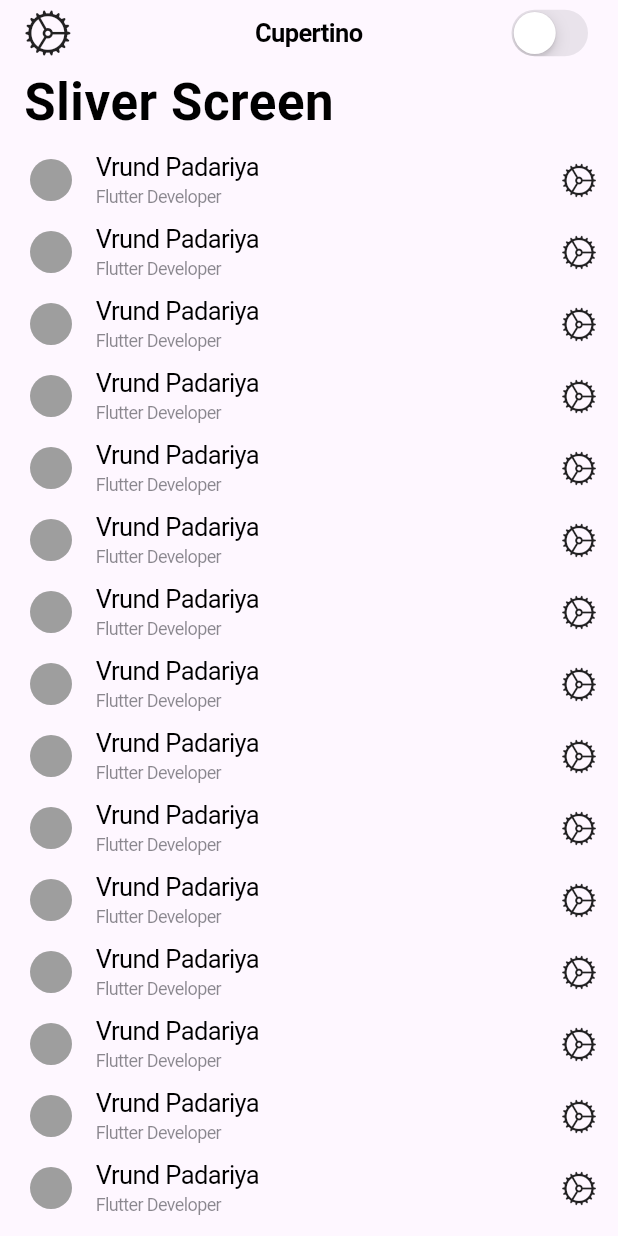
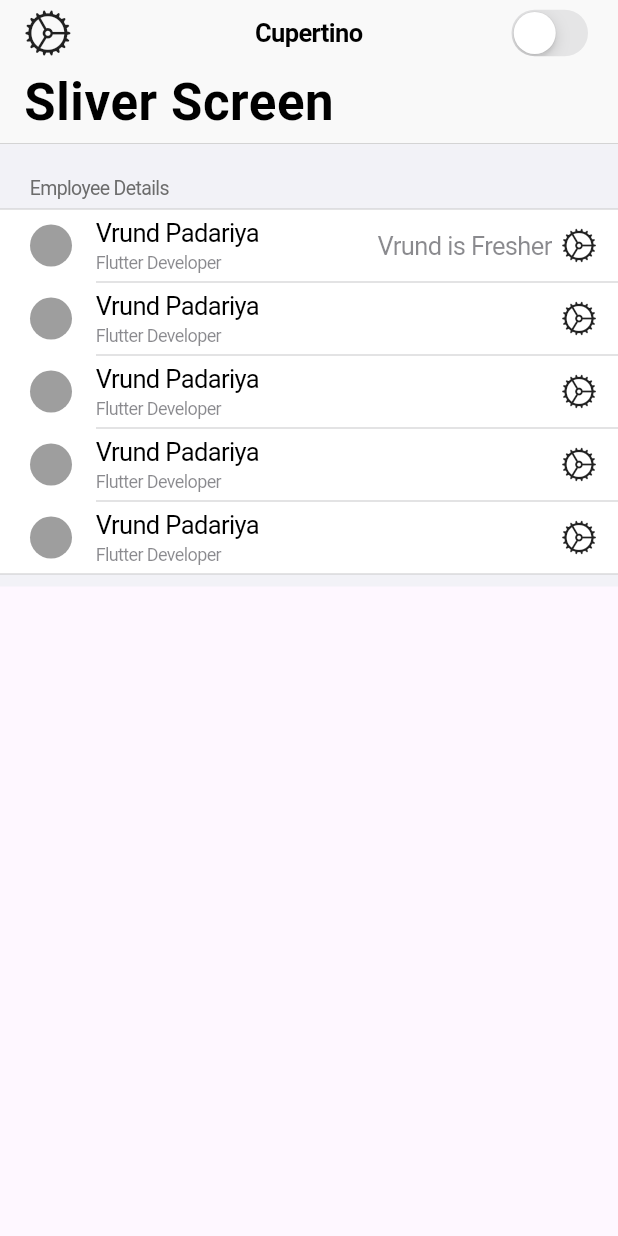
Before and after one commit to Iamgauravkanani/Platform_Convertor_Provider_Flutter_App, a Flutter app: the CupertinoSliverScreen widget shown alone on an empty page, opened directly, on a phone screen of 412 x 824 dp. Run offline on Flutter 3.47's test engine with Material 3 defaults, Android fonts, the phone set to English and light mode, and no system bars; network calls fail.

Commit message:
Sliver to Box Adapter and CupertinoListSection

```diff
--- a/lib/Modules/App/Components/Cupertino_Tabs/Sliver_Screen/Views/cupertino_sliver_screen.dart
+++ b/lib/Modules/App/Components/Cupertino_Tabs/Sliver_Screen/Views/cupertino_sliver_screen.dart
@@ -2,14 +2,14 @@ import 'package:flutter/cupertino.dart';
 import 'package:flutter/material.dart';
 import 'package:provider/provider.dart';
 import '../../../../../utils/Platform_Provider/Provider/platform_provider.dart';
+import 'package:flutter/src/widgets/framework.dart';
 
 class CupertinoSliverScreen extends StatelessWidget {
   const CupertinoSliverScreen({super.key});
 
   @override
   Widget build(BuildContext context) {
-    return CupertinoPageScaffold(
-      child: CustomScrollView(
+    return CustomScrollView(
       slivers: [
         CupertinoSliverNavigationBar(
           middle: const Text("Cupertino"),
@@ -25,11 +25,21 @@ class CupertinoSliverScreen extends StatelessWidget {
             },
           ),
         ),
-          const SliverFillRemaining(
-            child: SingleChildScrollView(
-              child: Column(
-                children: [
+        SliverToBoxAdapter(
+          child: CupertinoListSection(
+            header: const Text("Employee Details"),
+            children: <CupertinoListTile>[
               CupertinoListTile(
+                onTap: () {},
+                additionalInfo: const Text("Vrund is Fresher"),
+                title: const Text("Vrund Padariya"),
+                subtitle: const Text("Flutter Developer"),
+                leading: const CircleAvatar(
+                  backgroundColor: Colors.grey,
+                ),
+                trailing: const Icon(CupertinoIcons.settings),
+              ),
+              const CupertinoListTile(
                 title: Text("Vrund Padariya"),
                 subtitle: Text("Flutter Developer"),
                 leading: CircleAvatar(
@@ -37,7 +47,7 @@ class CupertinoSliverScreen extends StatelessWidget {
                 ),
                 trailing: Icon(CupertinoIcons.settings),
               ),
-                  CupertinoListTile(
+              const CupertinoListTile(
                 title: Text("Vrund Padariya"),
                 subtitle: Text("Flutter Developer"),
                 leading: CircleAvatar(
@@ -45,7 +55,7 @@ class CupertinoSliverScreen extends StatelessWidget {
                 ),
                 trailing: Icon(CupertinoIcons.settings),
               ),
-                  CupertinoListTile(
+              const CupertinoListTile(
                 title: Text("Vrund Padariya"),
                 subtitle: Text("Flutter Developer"),
                 leading: CircleAvatar(
@@ -53,199 +63,7 @@ class CupertinoSliverScreen extends StatelessWidget {
                 ),
                 trailing: Icon(CupertinoIcons.settings),
               ),
-                  CupertinoListTile(
-                    title: Text("Vrund Padariya"),
-                    subtitle: Text("Flutter Developer"),
-                    leading: CircleAvatar(
-                      backgroundColor: Colors.grey,
-                    ),
-                    trailing: Icon(CupertinoIcons.settings),
-                  ),
-                  CupertinoListTile(
-                    title: Text("Vrund Padariya"),
-                    subtitle: Text("Flutter Developer"),
-                    leading: CircleAvatar(
-                      backgroundColor: Colors.grey,
-                    ),
-                    trailing: Icon(CupertinoIcons.settings),
-                  ),
-                  CupertinoListTile(
-                    title: Text("Vrund Padariya"),
-                    subtitle: Text("Flutter Developer"),
-                    leading: CircleAvatar(
-                      backgroundColor: Colors.grey,
-                    ),
-                    trailing: Icon(CupertinoIcons.settings),
-                  ),
-                  CupertinoListTile(
-                    title: Text("Vrund Padariya"),
-                    subtitle: Text("Flutter Developer"),
-                    leading: CircleAvatar(
-                      backgroundColor: Colors.grey,
-                    ),
-                    trailing: Icon(CupertinoIcons.settings),
-                  ),
-                  CupertinoListTile(
-                    title: Text("Vrund Padariya"),
-                    subtitle: Text("Flutter Developer"),
-                    leading: CircleAvatar(
-                      backgroundColor: Colors.grey,
-                    ),
-                    trailing: Icon(CupertinoIcons.settings),
-                  ),
-                  CupertinoListTile(
-                    title: Text("Vrund Padariya"),
-                    subtitle: Text("Flutter Developer"),
-                    leading: CircleAvatar(
-                      backgroundColor: Colors.grey,
-                    ),
-                    trailing: Icon(CupertinoIcons.settings),
-                  ),
-                  CupertinoListTile(
-                    title: Text("Vrund Padariya"),
-                    subtitle: Text("Flutter Developer"),
-                    leading: CircleAvatar(
-                      backgroundColor: Colors.grey,
-                    ),
-                    trailing: Icon(CupertinoIcons.settings),
-                  ),
-                  CupertinoListTile(
-                    title: Text("Vrund Padariya"),
-                    subtitle: Text("Flutter Developer"),
-                    leading: CircleAvatar(
-                      backgroundColor: Colors.grey,
-                    ),
-                    trailing: Icon(CupertinoIcons.settings),
-                  ),
-                  CupertinoListTile(
-                    title: Text("Vrund Padariya"),
-                    subtitle: Text("Flutter Developer"),
-                    leading: CircleAvatar(
-                      backgroundColor: Colors.grey,
-                    ),
-                    trailing: Icon(CupertinoIcons.settings),
-                  ),
-                  CupertinoListTile(
-                    title: Text("Vrund Padariya"),
-                    subtitle: Text("Flutter Developer"),
-                    leading: CircleAvatar(
-                      backgroundColor: Colors.grey,
-                    ),
-                    trailing: Icon(CupertinoIcons.settings),
-                  ),
-                  CupertinoListTile(
-                    title: Text("Vrund Padariya"),
-                    subtitle: Text("Flutter Developer"),
-                    leading: CircleAvatar(
-                      backgroundColor: Colors.grey,
-                    ),
-                    trailing: Icon(CupertinoIcons.settings),
-                  ),
-                  CupertinoListTile(
-                    title: Text("Vrund Padariya"),
-                    subtitle: Text("Flutter Developer"),
-                    leading: CircleAvatar(
-                      backgroundColor: Colors.grey,
-                    ),
-                    trailing: Icon(CupertinoIcons.settings),
-                  ),
-                  CupertinoListTile(
-                    title: Text("Vrund Padariya"),
-                    subtitle: Text("Flutter Developer"),
-                    leading: CircleAvatar(
-                      backgroundColor: Colors.grey,
-                    ),
-                    trailing: Icon(CupertinoIcons.settings),
-                  ),
-                  CupertinoListTile(
-                    title: Text("Vrund Padariya"),
-                    subtitle: Text("Flutter Developer"),
-                    leading: CircleAvatar(
-                      backgroundColor: Colors.grey,
-                    ),
-                    trailing: Icon(CupertinoIcons.settings),
-                  ),
-                  CupertinoListTile(
-                    title: Text("Vrund Padariya"),
-                    subtitle: Text("Flutter Developer"),
-                    leading: CircleAvatar(
-                      backgroundColor: Colors.grey,
-                    ),
-                    trailing: Icon(CupertinoIcons.settings),
-                  ),
-                  CupertinoListTile(
-                    title: Text("Vrund Padariya"),
-                    subtitle: Text("Flutter Developer"),
-                    leading: CircleAvatar(
-                      backgroundColor: Colors.grey,
-                    ),
-                    trailing: Icon(CupertinoIcons.settings),
-                  ),
-                  CupertinoListTile(
-                    title: Text("Vrund Padariya"),
-                    subtitle: Text("Flutter Developer"),
-                    leading: CircleAvatar(
-                      backgroundColor: Colors.grey,
-                    ),
-                    trailing: Icon(CupertinoIcons.settings),
-                  ),
-                  CupertinoListTile(
-                    title: Text("Vrund Padariya"),
-                    subtitle: Text("Flutter Developer"),
-                    leading: CircleAvatar(
-                      backgroundColor: Colors.grey,
-                    ),
-                    trailing: Icon(CupertinoIcons.settings),
-                  ),
-                  CupertinoListTile(
-                    title: Text("Vrund Padariya"),
-                    subtitle: Text("Flutter Developer"),
-                    leading: CircleAvatar(
-                      backgroundColor: Colors.grey,
-                    ),
-                    trailing: Icon(CupertinoIcons.settings),
-                  ),
-                  CupertinoListTile(
-                    title: Text("Vrund Padariya"),
-                    subtitle: Text("Flutter Developer"),
-                    leading: CircleAvatar(
-                      backgroundColor: Colors.grey,
-                    ),
-                    trailing: Icon(CupertinoIcons.settings),
-                  ),
-                  CupertinoListTile(
-                    title: Text("Vrund Padariya"),
-                    subtitle: Text("Flutter Developer"),
-                    leading: CircleAvatar(
-                      backgroundColor: Colors.grey,
-                    ),
-                    trailing: Icon(CupertinoIcons.settings),
-                  ),
-                  CupertinoListTile(
-                    title: Text("Vrund Padariya"),
-                    subtitle: Text("Flutter Developer"),
-                    leading: CircleAvatar(
-                      backgroundColor: Colors.grey,
-                    ),
-                    trailing: Icon(CupertinoIcons.settings),
-                  ),
-                  CupertinoListTile(
-                    title: Text("Vrund Padariya"),
-                    subtitle: Text("Flutter Developer"),
-                    leading: CircleAvatar(
-                      backgroundColor: Colors.grey,
-                    ),
-                    trailing: Icon(CupertinoIcons.settings),
-                  ),
-                  CupertinoListTile(
-                    title: Text("Vrund Padariya"),
-                    subtitle: Text("Flutter Developer"),
-                    leading: CircleAvatar(
-                      backgroundColor: Colors.grey,
-                    ),
-                    trailing: Icon(CupertinoIcons.settings),
-                  ),
-                  CupertinoListTile(
+              const CupertinoListTile(
                 title: Text("Vrund Padariya"),
                 subtitle: Text("Flutter Developer"),
                 leading: CircleAvatar(
@@ -256,9 +74,239 @@ class CupertinoSliverScreen extends StatelessWidget {
             ],
           ),
         ),
-          ),
+        // const SliverFillRemaining(
+        //   child: SingleChildScrollView(
+        //     child: Column(
+        //       children: [
+        //         CupertinoListTile(
+        //           title: Text("Vrund Padariya"),
+        //           subtitle: Text("Flutter Developer"),
+        //           leading: CircleAvatar(
+        //             backgroundColor: Colors.grey,
+        //           ),
+        //           trailing: Icon(CupertinoIcons.settings),
+        //         ),
+        //         CupertinoListTile(
+        //           title: Text("Vrund Padariya"),
+        //           subtitle: Text("Flutter Developer"),
+        //           leading: CircleAvatar(
+        //             backgroundColor: Colors.grey,
+        //           ),
+        //           trailing: Icon(CupertinoIcons.settings),
+        //         ),
+        //         CupertinoListTile(
+        //           title: Text("Vrund Padariya"),
+        //           subtitle: Text("Flutter Developer"),
+        //           leading: CircleAvatar(
+        //             backgroundColor: Colors.grey,
+        //           ),
+        //           trailing: Icon(CupertinoIcons.settings),
+        //         ),
+        //         CupertinoListTile(
+        //           title: Text("Vrund Padariya"),
+        //           subtitle: Text("Flutter Developer"),
+        //           leading: CircleAvatar(
+        //             backgroundColor: Colors.grey,
+        //           ),
+        //           trailing: Icon(CupertinoIcons.settings),
+        //         ),
+        //         CupertinoListTile(
+        //           title: Text("Vrund Padariya"),
+        //           subtitle: Text("Flutter Developer"),
+        //           leading: CircleAvatar(
+        //             backgroundColor: Colors.grey,
+        //           ),
+        //           trailing: Icon(CupertinoIcons.settings),
+        //         ),
+        //         CupertinoListTile(
+        //           title: Text("Vrund Padariya"),
+        //           subtitle: Text("Flutter Developer"),
+        //           leading: CircleAvatar(
+        //             backgroundColor: Colors.grey,
+        //           ),
+        //           trailing: Icon(CupertinoIcons.settings),
+        //         ),
+        //         CupertinoListTile(
+        //           title: Text("Vrund Padariya"),
+        //           subtitle: Text("Flutter Developer"),
+        //           leading: CircleAvatar(
+        //             backgroundColor: Colors.grey,
+        //           ),
+        //           trailing: Icon(CupertinoIcons.settings),
+        //         ),
+        //         CupertinoListTile(
+        //           title: Text("Vrund Padariya"),
+        //           subtitle: Text("Flutter Developer"),
+        //           leading: CircleAvatar(
+        //             backgroundColor: Colors.grey,
+        //           ),
+        //           trailing: Icon(CupertinoIcons.settings),
+        //         ),
+        //         CupertinoListTile(
+        //           title: Text("Vrund Padariya"),
+        //           subtitle: Text("Flutter Developer"),
+        //           leading: CircleAvatar(
+        //             backgroundColor: Colors.grey,
+        //           ),
+        //           trailing: Icon(CupertinoIcons.settings),
+        //         ),
+        //         CupertinoListTile(
+        //           title: Text("Vrund Padariya"),
+        //           subtitle: Text("Flutter Developer"),
+        //           leading: CircleAvatar(
+        //             backgroundColor: Colors.grey,
+        //           ),
+        //           trailing: Icon(CupertinoIcons.settings),
+        //         ),
+        //         CupertinoListTile(
+        //           title: Text("Vrund Padariya"),
+        //           subtitle: Text("Flutter Developer"),
+        //           leading: CircleAvatar(
+        //             backgroundColor: Colors.grey,
+        //           ),
+        //           trailing: Icon(CupertinoIcons.settings),
+        //         ),
+        //         CupertinoListTile(
+        //           title: Text("Vrund Padariya"),
+        //           subtitle: Text("Flutter Developer"),
+        //           leading: CircleAvatar(
+        //             backgroundColor: Colors.grey,
+        //           ),
+        //           trailing: Icon(CupertinoIcons.settings),
+        //         ),
+        //         CupertinoListTile(
+        //           title: Text("Vrund Padariya"),
+        //           subtitle: Text("Flutter Developer"),
+        //           leading: CircleAvatar(
+        //             backgroundColor: Colors.grey,
+        //           ),
+        //           trailing: Icon(CupertinoIcons.settings),
+        //         ),
+        //         CupertinoListTile(
+        //           title: Text("Vrund Padariya"),
+        //           subtitle: Text("Flutter Developer"),
+        //           leading: CircleAvatar(
+        //             backgroundColor: Colors.grey,
+        //           ),
+        //           trailing: Icon(CupertinoIcons.settings),
+        //         ),
+        //         CupertinoListTile(
+        //           title: Text("Vrund Padariya"),
+        //           subtitle: Text("Flutter Developer"),
+        //           leading: CircleAvatar(
+        //             backgroundColor: Colors.grey,
+        //           ),
+        //           trailing: Icon(CupertinoIcons.settings),
+        //         ),
+        //         CupertinoListTile(
+        //           title: Text("Vrund Padariya"),
+        //           subtitle: Text("Flutter Developer"),
+        //           leading: CircleAvatar(
+        //             backgroundColor: Colors.grey,
+        //           ),
+        //           trailing: Icon(CupertinoIcons.settings),
+        //         ),
+        //         CupertinoListTile(
+        //           title: Text("Vrund Padariya"),
+        //           subtitle: Text("Flutter Developer"),
+        //           leading: CircleAvatar(
+        //             backgroundColor: Colors.grey,
+        //           ),
+        //           trailing: Icon(CupertinoIcons.settings),
+        //         ),
+        //         CupertinoListTile(
+        //           title: Text("Vrund Padariya"),
+        //           subtitle: Text("Flutter Developer"),
+        //           leading: CircleAvatar(
+        //             backgroundColor: Colors.grey,
+        //           ),
+        //           trailing: Icon(CupertinoIcons.settings),
+        //         ),
+        //         CupertinoListTile(
+        //           title: Text("Vrund Padariya"),
+        //           subtitle: Text("Flutter Developer"),
+        //           leading: CircleAvatar(
+        //             backgroundColor: Colors.grey,
+        //           ),
+        //           trailing: Icon(CupertinoIcons.settings),
+        //         ),
+        //         CupertinoListTile(
+        //           title: Text("Vrund Padariya"),
+        //           subtitle: Text("Flutter Developer"),
+        //           leading: CircleAvatar(
+        //             backgroundColor: Colors.grey,
+        //           ),
+        //           trailing: Icon(CupertinoIcons.settings),
+        //         ),
+        //         CupertinoListTile(
+        //           title: Text("Vrund Padariya"),
+        //           subtitle: Text("Flutter Developer"),
+        //           leading: CircleAvatar(
+        //             backgroundColor: Colors.grey,
+        //           ),
+        //           trailing: Icon(CupertinoIcons.settings),
+        //         ),
+        //         CupertinoListTile(
+        //           title: Text("Vrund Padariya"),
+        //           subtitle: Text("Flutter Developer"),
+        //           leading: CircleAvatar(
+        //             backgroundColor: Colors.grey,
+        //           ),
+        //           trailing: Icon(CupertinoIcons.settings),
+        //         ),
+        //         CupertinoListTile(
+        //           title: Text("Vrund Padariya"),
+        //           subtitle: Text("Flutter Developer"),
+        //           leading: CircleAvatar(
+        //             backgroundColor: Colors.grey,
+        //           ),
+        //           trailing: Icon(CupertinoIcons.settings),
+        //         ),
+        //         CupertinoListTile(
+        //           title: Text("Vrund Padariya"),
+        //           subtitle: Text("Flutter Developer"),
+        //           leading: CircleAvatar(
+        //             backgroundColor: Colors.grey,
+        //           ),
+        //           trailing: Icon(CupertinoIcons.settings),
+        //         ),
+        //         CupertinoListTile(
+        //           title: Text("Vrund Padariya"),
+        //           subtitle: Text("Flutter Developer"),
+        //           leading: CircleAvatar(
+        //             backgroundColor: Colors.grey,
+        //           ),
+        //           trailing: Icon(CupertinoIcons.settings),
+        //         ),
+        //         CupertinoListTile(
+        //           title: Text("Vrund Padariya"),
+        //           subtitle: Text("Flutter Developer"),
+        //           leading: CircleAvatar(
+        //             backgroundColor: Colors.grey,
+        //           ),
+        //           trailing: Icon(CupertinoIcons.settings),
+        //         ),
+        //         CupertinoListTile(
+        //           title: Text("Vrund Padariya"),
+        //           subtitle: Text("Flutter Developer"),
+        //           leading: CircleAvatar(
+        //             backgroundColor: Colors.grey,
+        //           ),
+        //           trailing: Icon(CupertinoIcons.settings),
+        //         ),
+        //         CupertinoListTile(
+        //           title: Text("Vrund Padariya"),
+        //           subtitle: Text("Flutter Developer"),
+        //           leading: CircleAvatar(
+        //             backgroundColor: Colors.grey,
+        //           ),
+        //           trailing: Icon(CupertinoIcons.settings),
+        //         ),
+        //       ],
+        //     ),
+        //   ),
+        // ),
       ],
-      ),
     );
   }
 }
```
Lines whose indentation alone changed are shown as unchanged.
